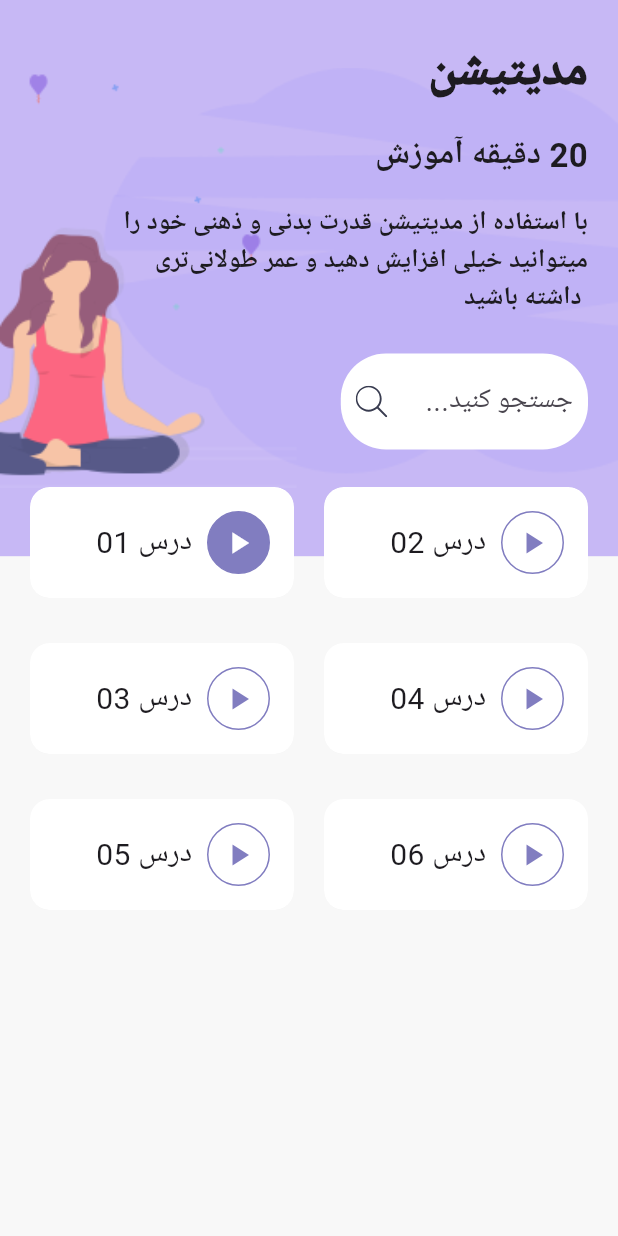
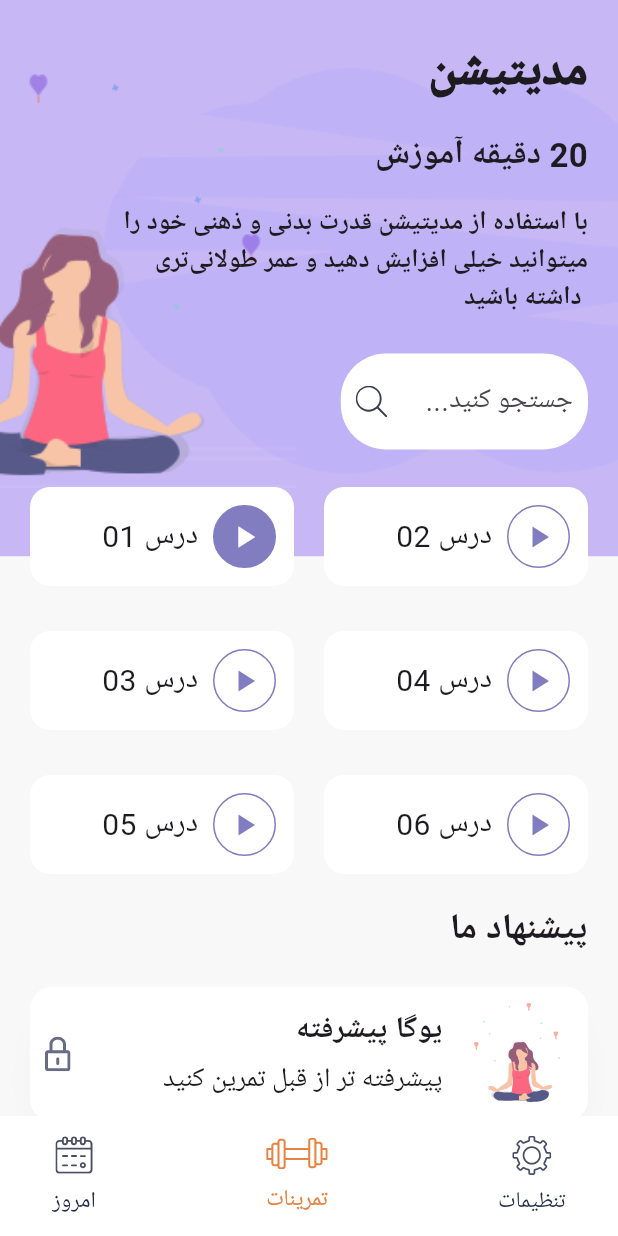
Before and after one commit to Shiroyaksha666/MeditationApp, a Flutter app: the MeditationPage screen opened directly, on a phone screen of 412 x 824 dp. Run offline on Flutter 3.47's test engine with Material 3 defaults, Android fonts, the phone set to English and light mode, and no system bars; our stand-ins replace flutter_svg.

Commit message:
pages done

```diff
--- a/lib/screens/meditation_page.dart
+++ b/lib/screens/meditation_page.dart
@@ -1,4 +1,5 @@
 import 'package:flutter/material.dart';
+import 'package:flutter_svg/flutter_svg.dart';
 import 'package:meditation_app/constant/consts.dart';
 import 'package:meditation_app/widgets/widgets.dart';
 
@@ -9,6 +10,31 @@ class MeditationPage extends StatelessWidget {
   Widget build(BuildContext context) {
     Size size = MediaQuery.of(context).size;
     return Scaffold(
+      bottomNavigationBar: Container(
+        height: 80,
+        padding: const EdgeInsets.symmetric(vertical: 10, horizontal: 35),
+        color: Colors.white,
+        child: const Row(
+          mainAxisAlignment: MainAxisAlignment.spaceBetween,
+          children: <Widget>[
+            NavigationIconMaker(
+              title: 'امروز',
+              svgsrc: 'assets/icons/calendar.svg',
+              isActive: false,
+            ),
+            NavigationIconMaker(
+              title: 'تمرینات',
+              svgsrc: 'assets/icons/gym.svg',
+              isActive: true,
+            ),
+            NavigationIconMaker(
+              title: 'تنظیمات',
+              svgsrc: 'assets/icons/Settings.svg',
+              isActive: false,
+            ),
+          ],
+        ),
+      ),
       body: Stack(
         children: <Widget>[
           Container(
@@ -92,6 +118,59 @@ class MeditationPage extends StatelessWidget {
                       ),
                     ],
                   ),
+                  const SizedBox(
+                    height: 20,
+                  ),
+                  const Text(
+                    'پیشنهاد ما',
+                    textAlign: TextAlign.right,
+                    style: TextStyle(fontSize: 24, fontWeight: FontWeight.bold),
+                  ),
+                  Container(
+                    margin: const EdgeInsets.symmetric(vertical: 20),
+                    padding: const EdgeInsets.all(10),
+                    height: 90,
+                    decoration: BoxDecoration(
+                      color: Colors.white,
+                      borderRadius: BorderRadius.circular(15),
+                      boxShadow: const [
+                        BoxShadow(
+                          offset: Offset(0, 17),
+                          blurRadius: 23,
+                          spreadRadius: -13,
+                          color: kShadowColor,
+                        ),
+                      ],
+                    ),
+                    child: Row(
+                      children: <Widget>[
+                        SvgPicture.asset('assets/icons/Lock.svg'),
+                        const Expanded(
+                          child: Column(
+                            mainAxisAlignment: MainAxisAlignment.spaceEvenly,
+                            crossAxisAlignment: CrossAxisAlignment.end,
+                            children: <Widget>[
+                              Text(
+                                'یوگا پیشرفته',
+                                style: TextStyle(
+                                    fontSize: 20, fontWeight: FontWeight.w600),
+                              ),
+                              Text(
+                                'پیشرفته تر از قبل تمرین کنید',
+                                style: TextStyle(
+                                    fontSize: 18, fontWeight: FontWeight.w400),
+                              ),
+                            ],
+                          ),
+                        ),
+                        const SizedBox(
+                          width: 15,
+                        ),
+                        SvgPicture.asset(
+                            'assets/icons/Meditation_women_small.svg')
+                      ],
+                    ),
+                  )
                 ],
               ),
             ),
@@ -101,74 +180,3 @@ class MeditationPage extends StatelessWidget {
     );
   }
 }
-
-class BuildSeseionCard extends StatelessWidget {
-  final String sesionNumber;
-  final bool isDone;
-  final VoidCallback? press;
-  const BuildSeseionCard({
-    super.key,
-    this.isDone = false,
-    required this.sesionNumber,
-    this.press,
-  });
-
-  @override
-  Widget build(BuildContext context) {
-    return LayoutBuilder(
-      builder: (context, constraints) {
-        return ClipRRect(
-          borderRadius: BorderRadius.circular(13),
-          child: Container(
-            width: constraints.maxWidth / 2 - 10,
-            decoration: BoxDecoration(
-              color: Colors.white,
-              borderRadius: BorderRadius.circular(13),
-              boxShadow: const [
-                BoxShadow(
-                  offset: Offset(0, 17),
-                  blurRadius: 23,
-                  spreadRadius: -13,
-                  color: kShadowColor,
-                ),
-              ],
-            ),
-            child: Material(
-              color: Colors.transparent,
-              child: InkWell(
-                onTap: press,
-                child: Padding(
-                  padding: const EdgeInsets.all(16.0),
-                  child: Row(
-                    mainAxisAlignment: MainAxisAlignment.end,
-                    children: <Widget>[
-                      Text(
-                        sesionNumber,
-                        style: const TextStyle(fontSize: 20),
-                      ),
-                      const SizedBox(
-                        width: 10,
-                      ),
-                      Container(
-                        height: 42,
-                        width: 42,
-                        decoration: BoxDecoration(
-                            color: isDone ? kBlueColor : Colors.white,
-                            shape: BoxShape.circle,
-                            border: Border.all(color: kBlueColor)),
-                        child: Icon(
-                          Icons.play_arrow,
-                          color: isDone ? Colors.white : kBlueColor,
-                        ),
-                      )
-                    ],
-                  ),
-                ),
-              ),
-            ),
-          ),
-        );
-      },
-    );
-  }
-}
--- a/lib/widgets/widgets.dart
+++ b/lib/widgets/widgets.dart
@@ -111,3 +111,74 @@ class SearchBarMaker extends StatelessWidget {
     );
   }
 }
+
+class BuildSeseionCard extends StatelessWidget {
+  final String sesionNumber;
+  final bool isDone;
+  final VoidCallback? press;
+  const BuildSeseionCard({
+    super.key,
+    this.isDone = false,
+    required this.sesionNumber,
+    this.press,
+  });
+
+  @override
+  Widget build(BuildContext context) {
+    return LayoutBuilder(
+      builder: (context, constraints) {
+        return ClipRRect(
+          borderRadius: BorderRadius.circular(13),
+          child: Container(
+            width: constraints.maxWidth / 2 - 10,
+            decoration: BoxDecoration(
+              color: Colors.white,
+              borderRadius: BorderRadius.circular(13),
+              boxShadow: const [
+                BoxShadow(
+                  offset: Offset(0, 17),
+                  blurRadius: 23,
+                  spreadRadius: -13,
+                  color: kShadowColor,
+                ),
+              ],
+            ),
+            child: Material(
+              color: Colors.transparent,
+              child: InkWell(
+                onTap: press,
+                child: Padding(
+                  padding: const EdgeInsets.all(12.0),
+                  child: Row(
+                    mainAxisAlignment: MainAxisAlignment.end,
+                    children: <Widget>[
+                      Text(
+                        sesionNumber,
+                        style: const TextStyle(fontSize: 20),
+                      ),
+                      const SizedBox(
+                        width: 10,
+                      ),
+                      Container(
+                        height: 42,
+                        width: 42,
+                        decoration: BoxDecoration(
+                            color: isDone ? kBlueColor : Colors.white,
+                            shape: BoxShape.circle,
+                            border: Border.all(color: kBlueColor)),
+                        child: Icon(
+                          Icons.play_arrow,
+                          color: isDone ? Colors.white : kBlueColor,
+                        ),
+                      )
+                    ],
+                  ),
+                ),
+              ),
+            ),
+          ),
+        );
+      },
+    );
+  }
+}
```
